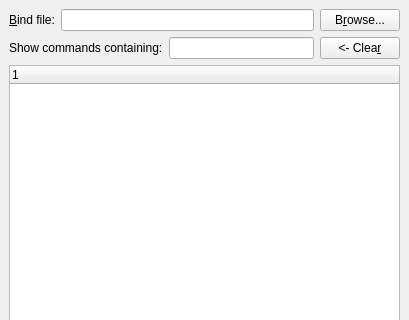
cburschka/lyx, file src/frontends/qt4/ui/PrefShortcutsUi.ui: the form before one commit; both pictures show x 0 to 409 and y 0 to 320 of the 409 by 494 pixel window.
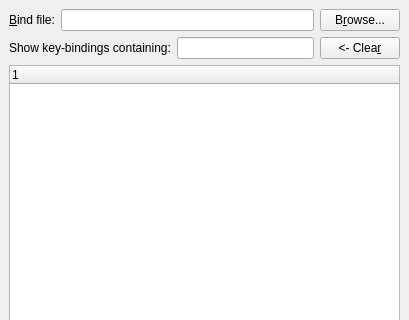
The form after the commit.

Commit message: Use proper label in the shortcut panel

```diff
--- a/src/frontends/qt4/ui/PrefShortcutsUi.ui
+++ b/src/frontends/qt4/ui/PrefShortcutsUi.ui
@@ -41,7 +41,7 @@
      <item>
       <widget class="QLabel" name="shortcutsLBL" >
        <property name="text" >
-        <string>Show commands containing:</string>
+        <string>Show key-bindings containing:</string>
        </property>
        <property name="buddy" >
         <cstring>searchLE</cstring>
```
